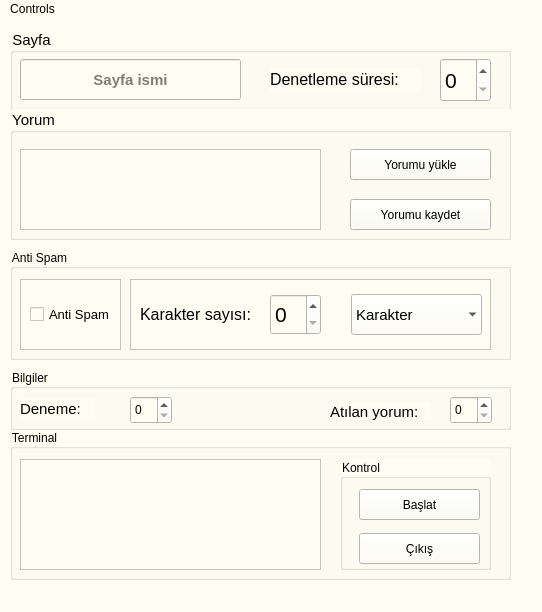
The window that ui_file/mainUI.ui (ramo828/instagram-auto-comment2) describes before a commit, drawn with Qt 5.
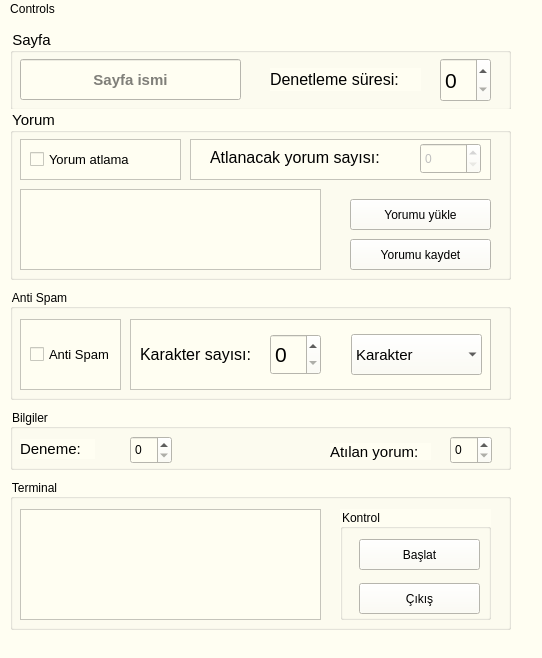
The same window after the commit. Icons and pictures are not drawn.

What changed in the file:
```diff
--- a/ui_file/mainUI.ui
+++ b/ui_file/mainUI.ui
@@ -7,7 +7,7 @@
     <x>0</x>
     <y>0</y>
     <width>542</width>
-    <height>612</height>
+    <height>658</height>
    </rect>
   </property>
   <property name="font">
@@ -121,7 +121,7 @@
       <x>10</x>
       <y>90</y>
       <width>501</width>
-      <height>131</height>
+      <height>171</height>
      </rect>
     </property>
     <property name="font">
@@ -136,7 +136,7 @@
      <property name="geometry">
       <rect>
        <x>10</x>
-       <y>40</y>
+       <y>80</y>
        <width>301</width>
        <height>81</height>
       </rect>
@@ -164,7 +164,7 @@
      <property name="geometry">
       <rect>
        <x>340</x>
-       <y>40</y>
+       <y>90</y>
        <width>141</width>
        <height>31</height>
       </rect>
@@ -180,7 +180,7 @@
      <property name="geometry">
       <rect>
        <x>340</x>
-       <y>90</y>
+       <y>130</y>
        <width>141</width>
        <height>31</height>
       </rect>
@@ -192,12 +192,84 @@
       <string>Yorumu kaydet</string>
      </property>
     </widget>
+    <widget class="QListView" name="listView_4">
+     <property name="geometry">
+      <rect>
+       <x>180</x>
+       <y>30</y>
+       <width>301</width>
+       <height>41</height>
+      </rect>
+     </property>
+    </widget>
+    <widget class="QListView" name="listView_3">
+     <property name="geometry">
+      <rect>
+       <x>10</x>
+       <y>30</y>
+       <width>161</width>
+       <height>41</height>
+      </rect>
+     </property>
+    </widget>
+    <widget class="QSpinBox" name="c_jump">
+     <property name="enabled">
+      <bool>false</bool>
+     </property>
+     <property name="geometry">
+      <rect>
+       <x>410</x>
+       <y>34</y>
+       <width>61</width>
+       <height>31</height>
+      </rect>
+     </property>
+     <property name="styleSheet">
+      <string notr="true"/>
+     </property>
+    </widget>
+    <widget class="QLabel" name="c_jump_label">
+     <property name="geometry">
+      <rect>
+       <x>200</x>
+       <y>40</y>
+       <width>191</width>
+       <height>17</height>
+      </rect>
+     </property>
+     <property name="font">
+      <font>
+       <pointsize>12</pointsize>
+      </font>
+     </property>
+     <property name="text">
+      <string>Atlanacak yorum sayısı: </string>
+     </property>
+    </widget>
+    <widget class="QCheckBox" name="comment_jump">
+     <property name="geometry">
+      <rect>
+       <x>20</x>
+       <y>40</y>
+       <width>121</width>
+       <height>21</height>
+      </rect>
+     </property>
+     <property name="font">
+      <font>
+       <pointsize>10</pointsize>
+      </font>
+     </property>
+     <property name="text">
+      <string>Yorum atlama</string>
+     </property>
+    </widget>
    </widget>
    <widget class="QGroupBox" name="aspam_box">
     <property name="geometry">
      <rect>
       <x>10</x>
-      <y>230</y>
+      <y>270</y>
       <width>501</width>
       <height>111</height>
      </rect>
@@ -277,7 +349,7 @@
       <bool>false</bool>
      </property>
      <property name="styleSheet">
-      <string notr="true"/>
+      <string notr="true">selection-color: rgb(201, 202, 255)</string>
      </property>
      <property name="editable">
       <bool>false</bool>
@@ -337,7 +409,7 @@
     <property name="geometry">
      <rect>
       <x>10</x>
-      <y>410</y>
+      <y>460</y>
       <width>501</width>
       <height>151</height>
      </rect>
@@ -426,7 +498,7 @@
     <property name="geometry">
      <rect>
       <x>10</x>
-      <y>350</y>
+      <y>390</y>
       <width>501</width>
       <height>61</height>
      </rect>
```
